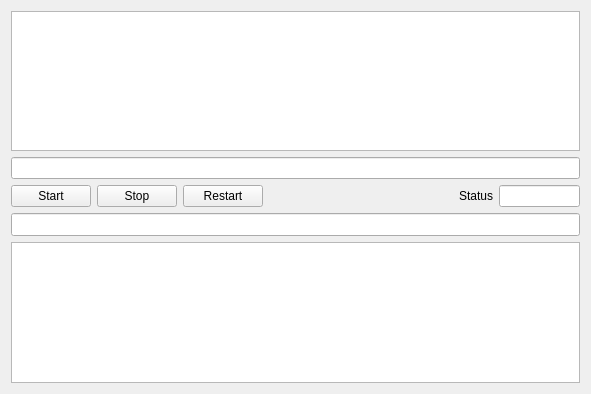
First picture: the form in forms/brainfuck.ui, repository spiritt123/sequence_converter, before the edit.
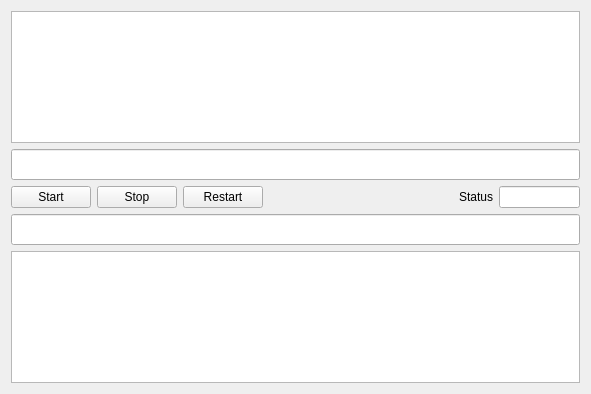
Second picture: the form after the edit.

Commit message: modify brainfuck_view

Diff of the .ui file:
```diff
--- a/forms/brainfuck.ui
+++ b/forms/brainfuck.ui
@@ -17,10 +17,22 @@
    <item>
     <layout class="QVBoxLayout" name="verticalLayout">
      <item>
-      <widget class="QTextEdit" name="code"/>
+      <widget class="QTextEdit" name="code">
+       <property name="font">
+        <font>
+         <pointsize>14</pointsize>
+        </font>
+       </property>
+      </widget>
      </item>
      <item>
-      <widget class="QLineEdit" name="input_line"/>
+      <widget class="QLineEdit" name="input_line">
+       <property name="font">
+        <font>
+         <pointsize>14</pointsize>
+        </font>
+       </property>
+      </widget>
      </item>
      <item>
       <layout class="QHBoxLayout" name="horizontalLayout_2">
@@ -85,6 +97,7 @@
        <property name="font">
         <font>
          <family>Noto Mono</family>
+         <pointsize>14</pointsize>
         </font>
        </property>
        <property name="readOnly">
@@ -97,6 +110,7 @@
        <property name="font">
         <font>
          <family>Noto Mono</family>
+         <pointsize>14</pointsize>
         </font>
        </property>
        <property name="lineWrapColumnOrWidth">
@@ -109,9 +123,9 @@
         <string>&lt;!DOCTYPE HTML PUBLIC &quot;-//W3C//DTD HTML 4.0//EN&quot; &quot;http://www.w3.org/TR/REC-html40/strict.dtd&quot;&gt;
 &lt;html&gt;&lt;head&gt;&lt;meta name=&quot;qrichtext&quot; content=&quot;1&quot; /&gt;&lt;style type=&quot;text/css&quot;&gt;
 p, li { white-space: pre-wrap; }
-&lt;/style&gt;&lt;/head&gt;&lt;body style=&quot; font-family:'Noto Mono'; font-size:10pt; font-weight:400; font-style:normal;&quot;&gt;
-&lt;p style=&quot;-qt-paragraph-type:empty; margin-top:0px; margin-bottom:0px; margin-left:0px; margin-right:0px; -qt-block-indent:0; text-indent:0px; font-family:'Noto Sans';&quot;&gt;&lt;br /&gt;&lt;/p&gt;
-&lt;p style=&quot;-qt-paragraph-type:empty; margin-top:0px; margin-bottom:0px; margin-left:0px; margin-right:0px; -qt-block-indent:0; text-indent:0px; font-family:'Noto Sans';&quot;&gt;&lt;br /&gt;&lt;/p&gt;&lt;/body&gt;&lt;/html&gt;</string>
+&lt;/style&gt;&lt;/head&gt;&lt;body style=&quot; font-family:'Noto Mono'; font-size:14pt; font-weight:400; font-style:normal;&quot;&gt;
+&lt;p style=&quot;-qt-paragraph-type:empty; margin-top:0px; margin-bottom:0px; margin-left:0px; margin-right:0px; -qt-block-indent:0; text-indent:0px; font-family:'Noto Sans'; font-size:10pt;&quot;&gt;&lt;br /&gt;&lt;/p&gt;
+&lt;p style=&quot;-qt-paragraph-type:empty; margin-top:0px; margin-bottom:0px; margin-left:0px; margin-right:0px; -qt-block-indent:0; text-indent:0px; font-family:'Noto Sans'; font-size:10pt;&quot;&gt;&lt;br /&gt;&lt;/p&gt;&lt;/body&gt;&lt;/html&gt;</string>
        </property>
       </widget>
      </item>
```
The commit also changes 1 other file.
